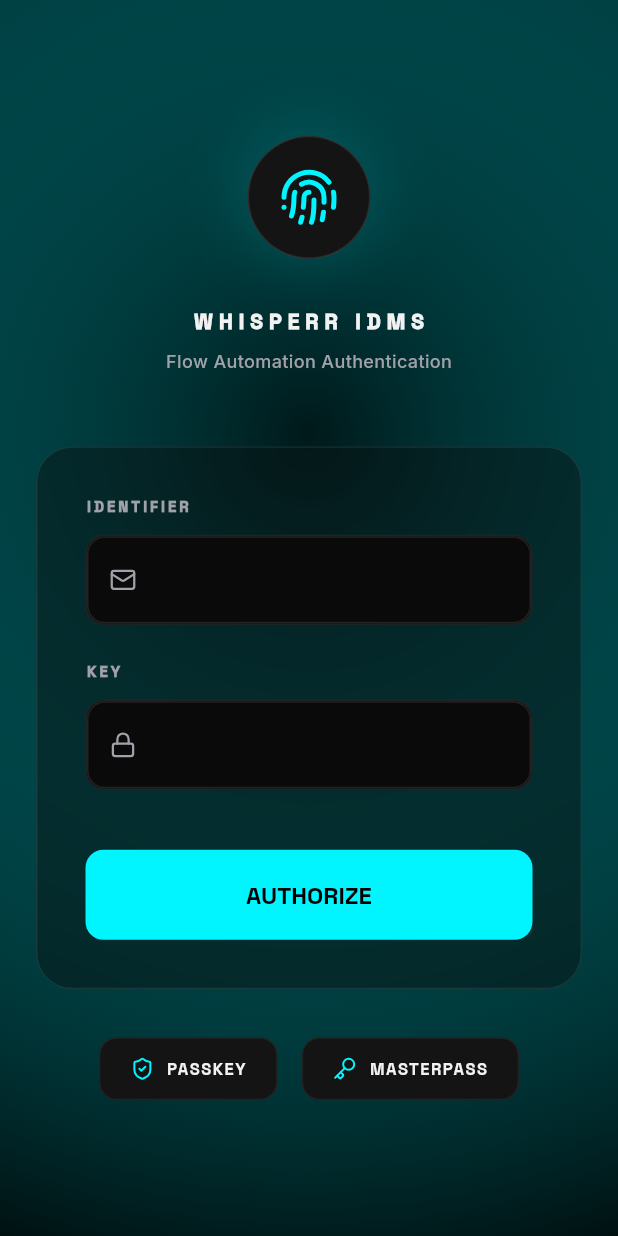
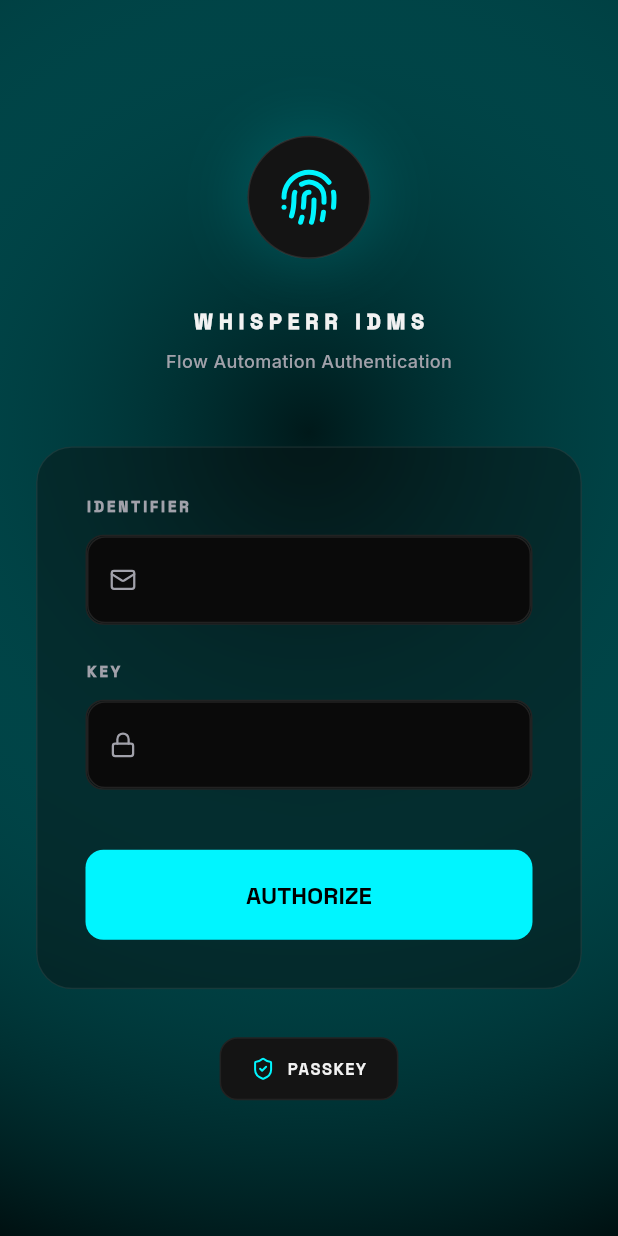
Before and after one commit to whisperrnote/flow_app, a Flutter app: the LoginScreen screen opened directly, on a phone screen of 412 x 824 dp. Run offline on Flutter 3.47's test engine with Material 3 defaults, Android fonts, the phone set to English and light mode, and no system bars; drawn by our look-alikes of flutter_animate; our stand-ins replace appwrite, flutter_secure_storage, google_fonts, lucide_icons; accounts and stored records are empty; statements that could not run were skipped.

```diff
--- a/lib/screens/login_screen.dart
+++ b/lib/screens/login_screen.dart
@@ -168,8 +168,6 @@ class _LoginScreenState extends State<LoginScreen> {
                             LucideIcons.shieldCheck,
                             'PASSKEY',
                           ),
-                          const SizedBox(width: 16),
-                          _buildSocialButton(LucideIcons.key, 'MASTERPASS'),
                         ],
                       ).animate().fadeIn(duration: 800.ms, delay: 600.ms),
                     ],
```
